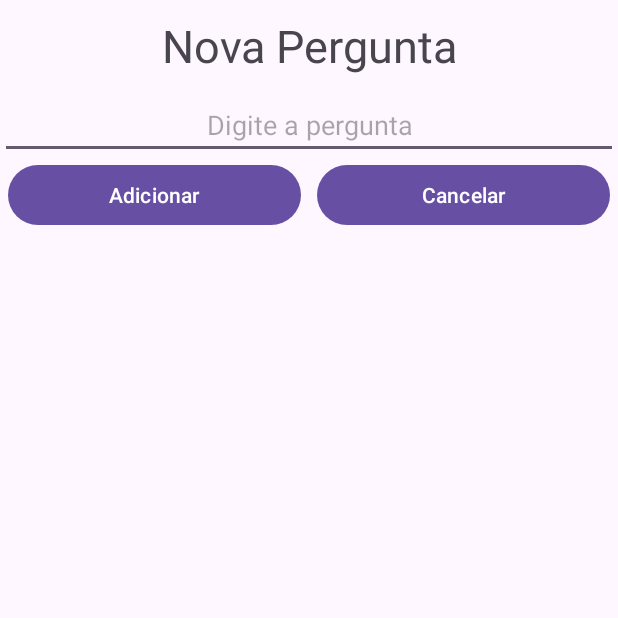
After one commit to RichardFrZ/AvaliadorEmpresas, an Android app: the NewQuestionActivity screen opened directly, with no data from a screen before it, on a phone screen of 412 x 824 dp, the top half of it. The commit adds this screen. Run offline under Robolectric (Android 15) with nearby library versions, the phone set to English and light mode, and no system bars.

Commit message:
NewQuestionActivity

```diff
--- a/app/src/main/AndroidManifest.xml
+++ b/app/src/main/AndroidManifest.xml
@@ -12,6 +12,9 @@
         android:supportsRtl="true"
         android:theme="@style/Theme.AvaliadorDeEmpresas"
         tools:targetApi="31">
+        <activity
+            android:name=".ui.QuestionDetailActivity"
+            android:exported="false" />
         <activity
             android:name=".ui.NewQuestionActivity"
             android:exported="false" />
--- /dev/null
+++ b/app/src/main/java/com/example/avaliadordeempresas/ui/NewQuestionActivity.kt
@@ -0,0 +1,52 @@
+package com.example.avaliadordeempresas.ui
+
+import android.content.Intent
+import androidx.appcompat.app.AppCompatActivity
+import android.os.Bundle
+import android.widget.Toast
+import androidx.activity.result.ActivityResultLauncher
+import androidx.activity.result.contract.ActivityResultContracts
+import com.example.avaliadordeempresas.R
+import com.example.avaliadordeempresas.database.DBHelper
+import com.example.avaliadordeempresas.databinding.ActivityNewQuestionBinding
+import com.example.avaliadordeempresas.databinding.ActivityResultBinding
+
+class NewQuestionActivity : AppCompatActivity() {
+
+    private lateinit var binding: ActivityNewQuestionBinding
+    override fun onCreate(savedInstanceState: Bundle?) {
+        super.onCreate(savedInstanceState)
+        binding = ActivityNewQuestionBinding.inflate(layoutInflater)
+        setContentView(binding.root)
+
+        val db = DBHelper(applicationContext)
+        val i = intent
+
+        binding.buttonAdd.setOnClickListener {
+            val question = binding.editQuestion.text.toString()
+
+            if (question.isNotEmpty()) {
+                val res = db.insertQuestion(question)
+                if (res > 0) {
+                    Toast.makeText(
+                        applicationContext,
+                        "Inserido com Sucesso", Toast.LENGTH_SHORT
+                    ).show()
+                    setResult(1, i)
+                    finish()
+                } else {
+                    Toast.makeText(
+                        applicationContext,
+                        "Erro na inserção", Toast.LENGTH_SHORT
+                    ).show()
+                }
+            }
+        }
+
+        binding.buttonCancel.setOnClickListener {
+            setResult(0,i)
+            finish()
+        }
+
+    }
+}
--- a/app/src/main/java/com/example/avaliadordeempresas/ui/ResultActivity.kt
+++ b/app/src/main/java/com/example/avaliadordeempresas/ui/ResultActivity.kt
@@ -16,7 +16,7 @@ class ResultActivity : AppCompatActivity() {
 
         val i = intent
 
-        val nota = i.getIntExtra("nota", 0)
+        var nota = i.getIntExtra("nota", 0)
 
         val resultado = "Nota da empresa: \n" +
                 "${nota}"
@@ -24,6 +24,7 @@ class ResultActivity : AppCompatActivity() {
         binding.textResult.setText(resultado)
 
         binding.buttonVoltar.setOnClickListener {
+            nota = 0
             finish()
         }
     }
--- /dev/null
+++ b/app/src/main/res/layout/activity_new_question.xml
@@ -0,0 +1,49 @@
+<?xml version="1.0" encoding="utf-8"?>
+<LinearLayout xmlns:android="http://schemas.android.com/apk/res/android"
+    xmlns:app="http://schemas.android.com/apk/res-auto"
+    xmlns:tools="http://schemas.android.com/tools"
+    android:layout_width="match_parent"
+    android:layout_height="match_parent"
+    android:orientation="vertical"
+    tools:context=".ui.NewQuestionActivity">
+
+    <TextView
+        android:layout_width="match_parent"
+        android:layout_height="wrap_content"
+        android:layout_margin="10dp"
+        android:gravity="center"
+        android:text="Nova Pergunta"
+        android:textSize="30sp" />
+
+    <EditText
+        android:id="@+id/edit_question"
+        android:layout_width="match_parent"
+        android:layout_height="wrap_content"
+        android:gravity="center"
+        android:hint="Digite a pergunta" />
+
+    <LinearLayout
+        android:layout_width="match_parent"
+        android:layout_height="wrap_content"
+        android:orientation="horizontal">
+
+        <Button
+            android:id="@+id/button_add"
+            android:layout_width="0dp"
+            android:layout_height="wrap_content"
+            android:layout_marginHorizontal="5dp"
+            android:layout_weight="1"
+            android:text="Adicionar" />
+
+        <Button
+            android:id="@+id/button_cancel"
+            android:layout_width="0dp"
+            android:layout_height="wrap_content"
+            android:layout_marginHorizontal="5dp"
+            android:layout_weight="1"
+            android:text="Cancelar" />
+
+    </LinearLayout>
+
+
+</LinearLayout>
```
Also changed, not shown: app/src/main/java/com/example/avaliadordeempresas/adapter/QuestionListAdapter.kt (+8 -2 lines), app/src/main/java/com/example/avaliadordeempresas/adapter/listener/QuestionOnClickListener.kt (added, +8 -0 lines), app/src/main/java/com/example/avaliadordeempresas/ui/MainActivity.kt (+22 -82 lines), app/src/main/java/com/example/avaliadordeempresas/ui/QuestionDetailActivity.kt (added, +98 -0 lines), app/src/main/res/layout/activity_main.xml (+7 -3 lines), app/src/main/res/layout/activity_question_detail.xml (added, +90 -0 lines).
